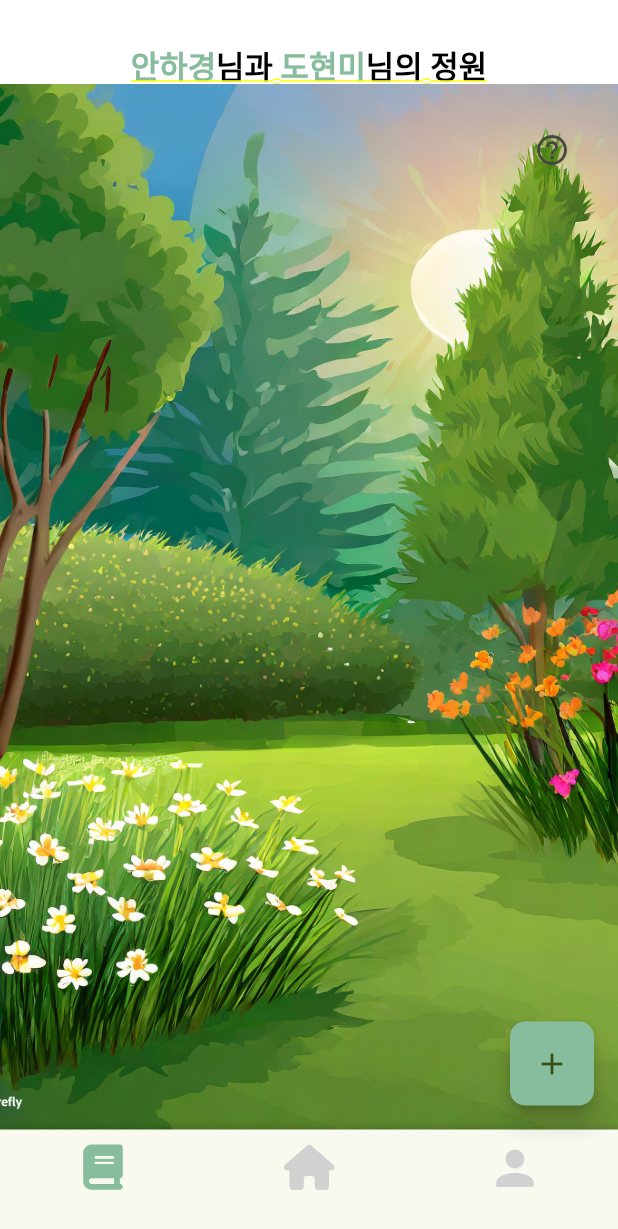
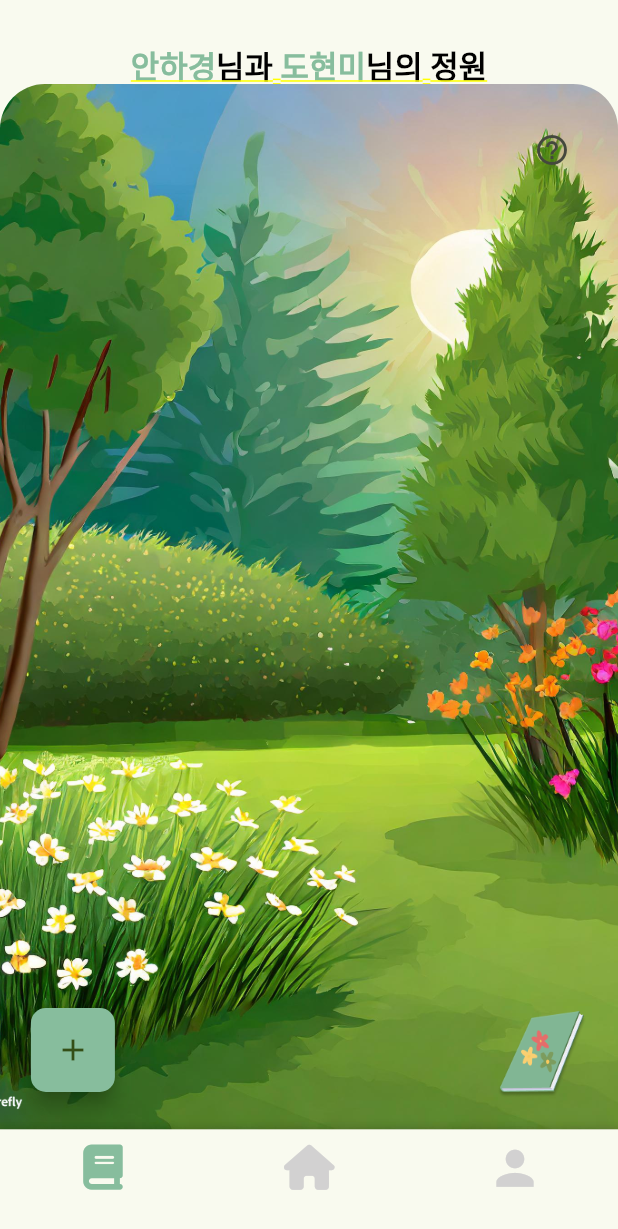
Before and after one commit to ParkMinjun0721/AndAnd, a Flutter app: the GradenMain screen opened directly, on a phone screen of 412 x 824 dp. Shown: the top 1229 px of the screen. Run offline on Flutter 3.47's test engine with Material 2 defaults, Android fonts, the phone set to English and light mode, and no system bars; our stand-ins replace font_awesome_flutter.

Commit message:
update graden)

```diff
--- a/lib/gradenmain.dart
+++ b/lib/garden/gradenmain.dart
@@ -1,6 +1,6 @@
 import 'package:flutter/material.dart';
 import 'package:andand/widget/bottomNavi.dart';
-import 'util/color.dart';
+import '../util/color.dart';
 
 class GradenMain extends StatefulWidget {
   const GradenMain({Key? key}) : super(key: key);
@@ -10,20 +10,22 @@ class GradenMain extends StatefulWidget {
 }
 
 class _GradenMainState extends State<GradenMain> {
-  bool _onClickPlus = false;
-  bool _onClickQuestion = false;
 
   void _checkPlus() {
     setState(() {
-      _onClickPlus = true;
       // '+' 버튼 누르면 다른 로 이동 또는 작업 수행
+    });
+  }
+
+  void _checkBook(){
+    setState(() {
+
     });
   }
 
   void _checkQuestion() {
     setState(() {
-      _onClickQuestion = true;
-      // 물음표 버튼 누르면 다른 로 이동 또는 작업 수행
+
     });
   }
 
@@ -43,7 +45,8 @@ class _GradenMainState extends State<GradenMain> {
       appBar: PreferredSize(
         preferredSize: Size.fromHeight(appBarHeight + statusBarHeight),
         child: AppBar(
-          backgroundColor: Colors.white,
+          backgroundColor: Colors.transparent, // 색깔 없음
+          elevation: 0, // 그림자 없음
           title: Padding(
             padding: const EdgeInsets.only(top: 30.0),
             child: Center(
@@ -87,11 +90,17 @@ class _GradenMainState extends State<GradenMain> {
       body: SafeArea(
         child: Stack(
           children: [
-            Container(
+            ClipRRect(
+              borderRadius: BorderRadius.only(
+                topLeft: Radius.circular(30.0),  // 왼쪽 상단 모서리 둥글게
+                topRight: Radius.circular(30.0), // 오른쪽 상단 모서리 둥글게
+              ),
+              child: Container(
                 decoration: BoxDecoration(
                   image: DecorationImage(
                     image: AssetImage('assets/graden1.jpg'),
                     fit: BoxFit.cover,
+                  ),
                 ),
               ),
             ),
@@ -103,16 +112,32 @@ class _GradenMainState extends State<GradenMain> {
                 onPressed: _checkQuestion,
               ),
             ),
-          ],
+            Positioned(
+              bottom: 20.0,
+              right: MediaQuery.of(context).size.width * 0.05,
+              child: GestureDetector(
+                onTap: _checkBook,
+                child: Image.asset(
+                  'assets/flowerbook.png',
+                  width: 60.0,
+                  height: 60.0,
                 ),
               ),
-      floatingActionButton: FloatingActionButton(
+            ),
+            Positioned(
+              bottom: 25.0,
+              left: MediaQuery.of(context).size.width * 0.05,
+              child: FloatingActionButton(
                 onPressed: _checkPlus,
                 child: Icon(Icons.add),
                 shape: RoundedRectangleBorder(
                   borderRadius: BorderRadius.circular(10.0),
                 ),
                 backgroundColor: lightColorScheme.primary,
+              ),
+            ),
+          ],
+        ),
       ),
       bottomNavigationBar: BottomNavi(
         selectedIndex: 0,
```
Also changed, not shown: lib/garden/flowerbook.dart (added, +15 -0 lines). Lines whose indentation alone changed are shown as unchanged.
